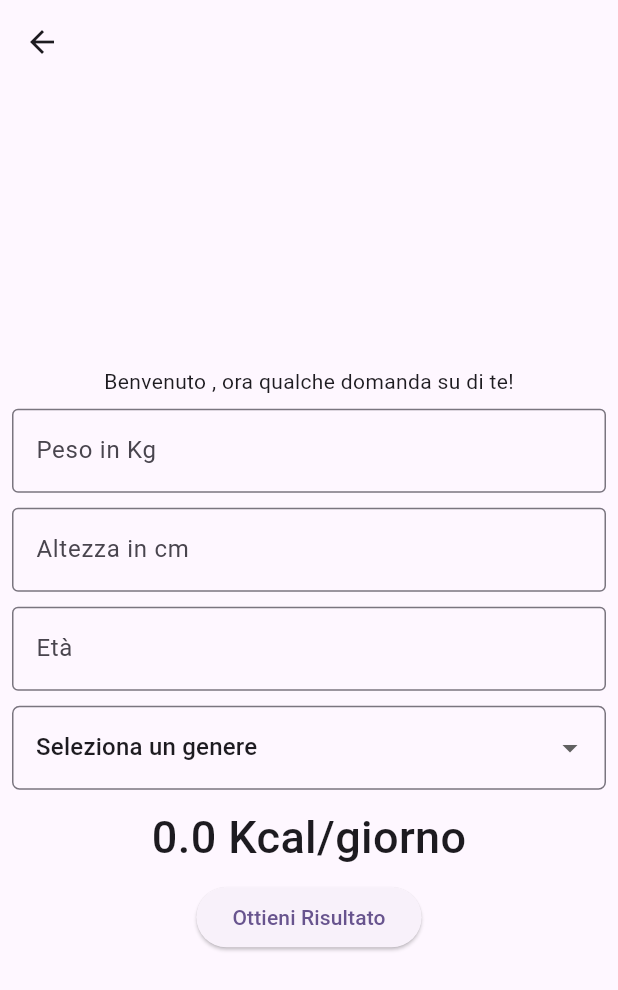
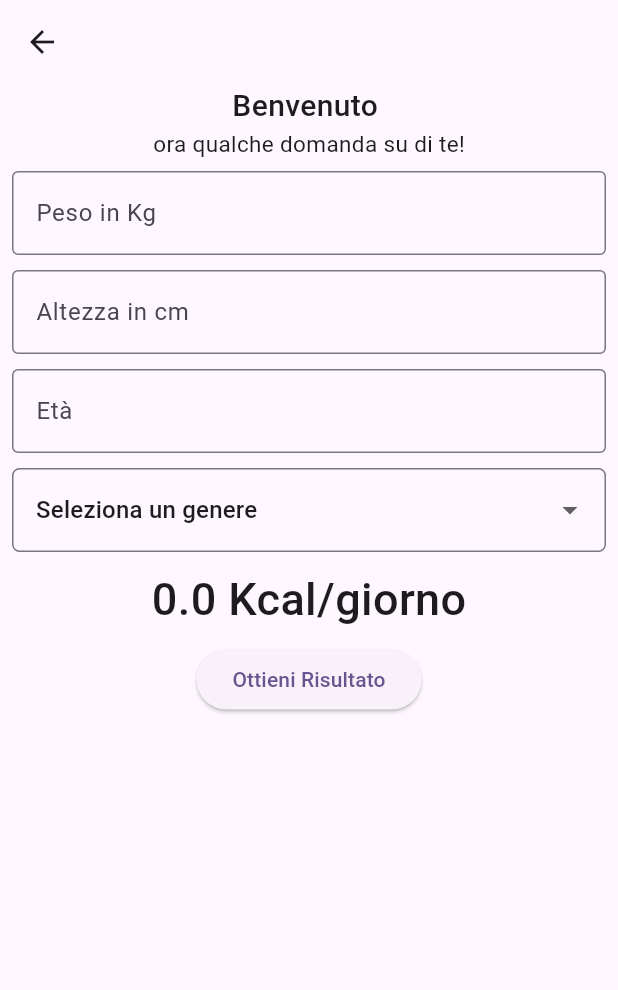
Before and after one commit to MatteoLanci/bmi_calculator_flutter, a Flutter app: the SecondPage screen opened directly with empty values, on a phone screen of 412 x 824 dp. Shown: the top 990 px of the screen. Run offline on Flutter 3.47's test engine with Material 3 defaults, Android fonts, the phone set to English and light mode, and no system bars.

Commit message:
minor fixes relative to style

```diff
--- a/lib/main.dart
+++ b/lib/main.dart
@@ -14,7 +14,7 @@ class MyApp extends StatelessWidget {
     return MaterialApp(
       title: 'BMR Calculator',
       theme: ThemeData(
-        // brightness: Brightness.light,
+        // brightness: Brightness.dark,
         colorScheme: ColorScheme.fromSeed(seedColor: Colors.deepPurple),
         useMaterial3: true,
       ),
--- a/lib/pages/SecondPage.dart
+++ b/lib/pages/SecondPage.dart
@@ -26,10 +26,16 @@ class _SecondPageState extends State<SecondPage> {
           ),
       body: Center(
         child: Column(
-          mainAxisAlignment: MainAxisAlignment.center,
+          mainAxisAlignment: MainAxisAlignment.start,
           children: [
             Text(
-                'Benvenuto ${widget.firstName}, ora qualche domanda su di te!'),
+              'Benvenuto ${widget.firstName}',
+              style: const TextStyle(fontSize: 20, fontWeight: FontWeight.w500),
+            ),
+            const Text(
+              'ora qualche domanda su di te!',
+              style: TextStyle(fontSize: 15, fontWeight: FontWeight.w400),
+            ),
             Padding(
               padding: const EdgeInsets.all(8.0),
               child: Column(
```
